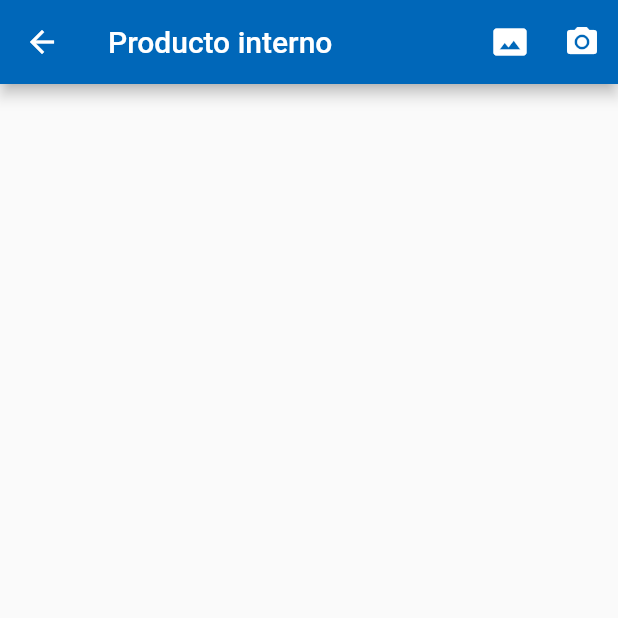
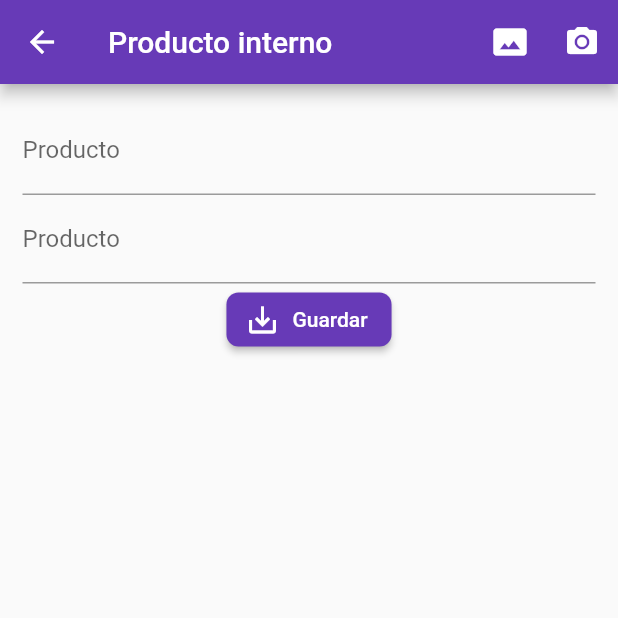
Before and after one commit to ilodi/form_validator, a Flutter app: the screen it shows after launch, after a tap on the "add" icon, on a phone screen of 412 x 824 dp, the top half of it. Run offline on Flutter 3.47's test engine with Material 2 defaults, Android fonts, the phone set to English and light mode, and no system bars; our stand-ins replace rxdart.

Commit message:
pantalla estilos

```diff
--- a/lib/main.dart
+++ b/lib/main.dart
@@ -21,7 +21,7 @@ class MyApp extends StatelessWidget {
         'producto' : (BuildContext context) => ProductoPage(),
       },
       theme: ThemeData(
-        primaryColor:  Color.fromRGBO(0, 103, 185, 1.0),
+        primaryColor: Colors.deepPurple,
       ),
     ));
   }
--- a/lib/src/pages/home_page.dart
+++ b/lib/src/pages/home_page.dart
@@ -21,6 +21,7 @@ class HomePage extends StatelessWidget {
   Widget _crearBtn(BuildContext context) {
     return FloatingActionButton(
         child: Icon(Icons.add),
+        backgroundColor: Colors.deepPurple,
         onPressed: () => Navigator.pushNamed(context, 'producto'));
   }
 }
--- a/lib/src/pages/producto_page.dart
+++ b/lib/src/pages/producto_page.dart
@@ -11,15 +11,49 @@ class ProductoPage extends StatelessWidget {
         actions: <Widget>[
           IconButton(
             icon: Icon(Icons.photo_size_select_actual),
-          onPressed: (){},
+            onPressed: () {},
           ),
           IconButton(
             icon: Icon(Icons.camera_alt),
-          onPressed: (){},
+            onPressed: () {},
           )
-
         ],
+      ),
+      body: SingleChildScrollView(
+        child: Container(
+          padding: EdgeInsets.all(15.0),
+          child: Form(
+            child: Column(
+              children: <Widget>[_crearNombre(), _crearPrecio(), _crearBtn()],
+            ),
+          ),
+        ),
       ),
     );
   }
+
+  Widget _crearNombre() {
+    return TextFormField(
+      textCapitalization: TextCapitalization.sentences,
+      decoration: InputDecoration(labelText: 'Producto'),
+    );
   }
+
+  Widget _crearPrecio() {
+    return TextFormField(
+      keyboardType: TextInputType.numberWithOptions(decimal: true),
+      decoration: InputDecoration(labelText: 'Producto'),
+    );
+  }
+
+  Widget _crearBtn() {
+    return RaisedButton.icon(
+      shape: RoundedRectangleBorder(borderRadius: BorderRadius.circular(8.0)),
+      label: Text('Guardar'),
+      color: Colors.deepPurple,
+      textColor: Colors.white,
+      icon: Icon(Icons.save_alt),
+      onPressed: () {},
+    );
+  }
+}
```
Lines whose indentation alone changed are shown as unchanged.
